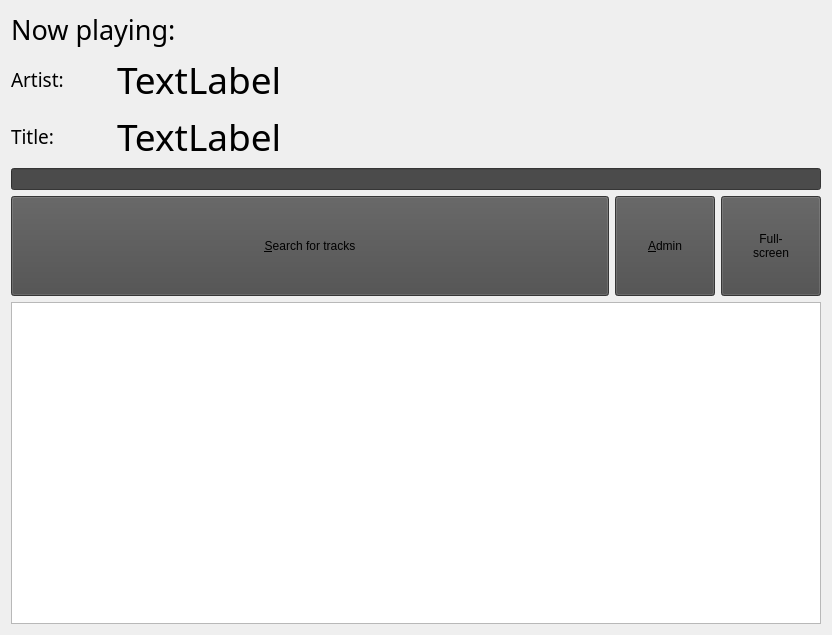
Old version of the form mainWidget.ui in the repository thomaslundgaard/Pimp.
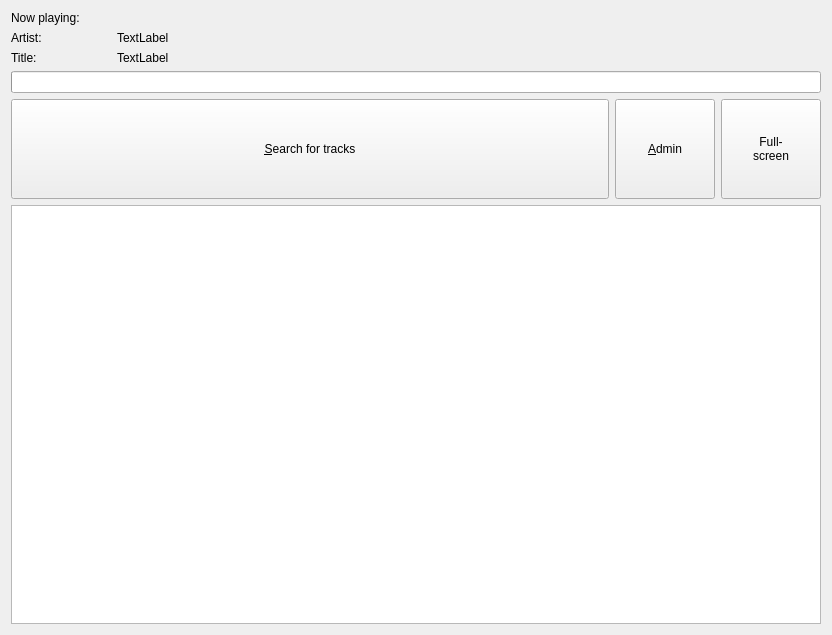
New version of the form.

Commit message: moved all ui config (color, fonts, etc) to external stylesheet

Patch:
```diff
--- a/mainWidget.ui
+++ b/mainWidget.ui
@@ -11,27 +11,11 @@
     <height>635</height>
    </rect>
   </property>
-  <property name="styleSheet">
-   <string notr="true"/>
-  </property>
   <layout class="QVBoxLayout" name="verticalLayout_2">
    <item>
     <layout class="QVBoxLayout" name="verticalLayout">
      <item>
       <widget class="QLabel" name="stateLabel">
-       <property name="font">
-        <font>
-         <family>Sans Serif</family>
-         <pointsize>20</pointsize>
-         <weight>50</weight>
-         <italic>false</italic>
-         <bold>false</bold>
-        </font>
-       </property>
-       <property name="styleSheet">
-        <string notr="true">font: 20pt &quot;Sans Serif&quot;;
-background-color: rgba(255, 255, 255, 0);</string>
-       </property>
        <property name="text">
         <string>Now playing:</string>
        </property>
@@ -53,18 +37,6 @@
            <height>0</height>
           </size>
          </property>
-         <property name="font">
-          <font>
-           <family>Sans Serif</family>
-           <pointsize>14</pointsize>
-           <weight>50</weight>
-           <italic>false</italic>
-           <bold>false</bold>
-          </font>
-         </property>
-         <property name="styleSheet">
-          <string notr="true">background-color: rgba(255, 255, 255, 0);</string>
-         </property>
          <property name="text">
           <string>Artist:</string>
          </property>
@@ -78,19 +50,6 @@
            <verstretch>0</verstretch>
           </sizepolicy>
          </property>
-         <property name="font">
-          <font>
-           <family>Sans Serif</family>
-           <pointsize>28</pointsize>
-           <weight>50</weight>
-           <italic>false</italic>
-           <bold>false</bold>
-          </font>
-         </property>
-         <property name="styleSheet">
-          <string notr="true">font: 28pt &quot;Sans Serif&quot;;
-background-color: rgba(255, 255, 255, 0);</string>
-         </property>
          <property name="text">
           <string>TextLabel</string>
          </property>
@@ -114,18 +73,6 @@
            <height>0</height>
           </size>
          </property>
-         <property name="font">
-          <font>
-           <family>Sans Serif</family>
-           <pointsize>14</pointsize>
-           <weight>50</weight>
-           <italic>false</italic>
-           <bold>false</bold>
-          </font>
-         </property>
-         <property name="styleSheet">
-          <string notr="true">background-color: rgba(255, 255, 255, 0);</string>
-         </property>
          <property name="text">
           <string>Title:</string>
          </property>
@@ -139,19 +86,6 @@
            <verstretch>0</verstretch>
           </sizepolicy>
          </property>
-         <property name="font">
-          <font>
-           <family>Sans Serif</family>
-           <pointsize>28</pointsize>
-           <weight>50</weight>
-           <italic>false</italic>
-           <bold>false</bold>
-          </font>
-         </property>
-         <property name="styleSheet">
-          <string notr="true">font: 28pt &quot;Sans Serif&quot;;
-background-color: rgba(255, 255, 255, 0);</string>
-         </property>
          <property name="text">
           <string>TextLabel</string>
          </property>
@@ -161,12 +95,6 @@
      </item>
      <item>
       <widget class="QProgressBar" name="songProgress">
-       <property name="styleSheet">
-        <string notr="true">background-color: rgb(75, 75, 75);
-selection-background-color: rgb(126, 0, 2);
-
-</string>
-       </property>
        <property name="value">
         <number>0</number>
        </property>
@@ -187,10 +115,6 @@
          <height>100</height>
         </size>
        </property>
-       <property name="styleSheet">
-        <string notr="true">background-color: rgb(75, 75, 75);
-font: 20pt &quot;Sans Serif&quot;;</string>
-       </property>
        <property name="text">
         <string>&amp;Search for tracks</string>
        </property>
@@ -210,9 +134,6 @@
          <height>100</height>
         </size>
        </property>
-       <property name="styleSheet">
-        <string notr="true">background-color: rgb(75, 75, 75);</string>
-       </property>
        <property name="text">
         <string>&amp;Admin</string>
        </property>
@@ -232,9 +153,6 @@
          <height>100</height>
         </size>
        </property>
-       <property name="styleSheet">
-        <string>background-color: rgb(75, 75, 75);</string>
-       </property>
        <property name="text">
         <string>Full-
 screen</string>
@@ -245,9 +163,6 @@
    </item>
    <item>
     <widget class="QListWidget" name="playlist">
-     <property name="styleSheet">
-      <string notr="true">selection-color: rgba(255, 255, 255, 0);</string>
-     </property>
      <property name="horizontalScrollBarPolicy">
       <enum>Qt::ScrollBarAlwaysOff</enum>
      </property>
```
The commit also changes 5 other files.
